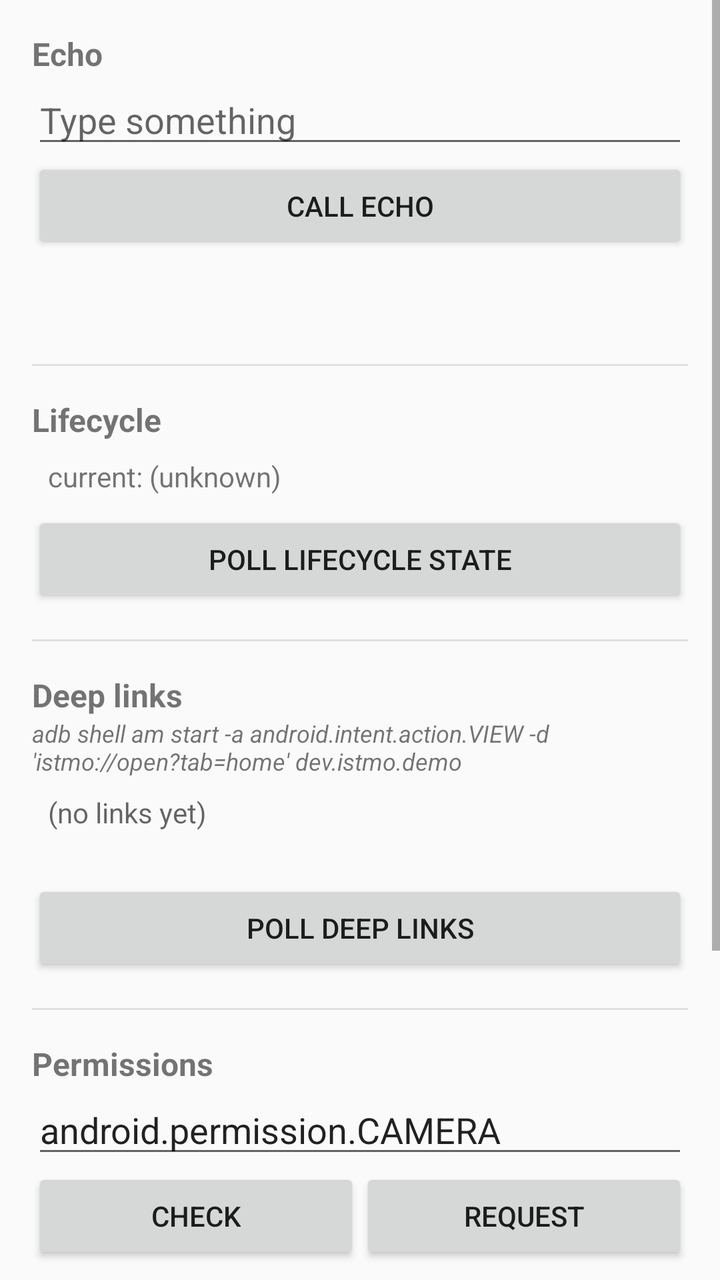
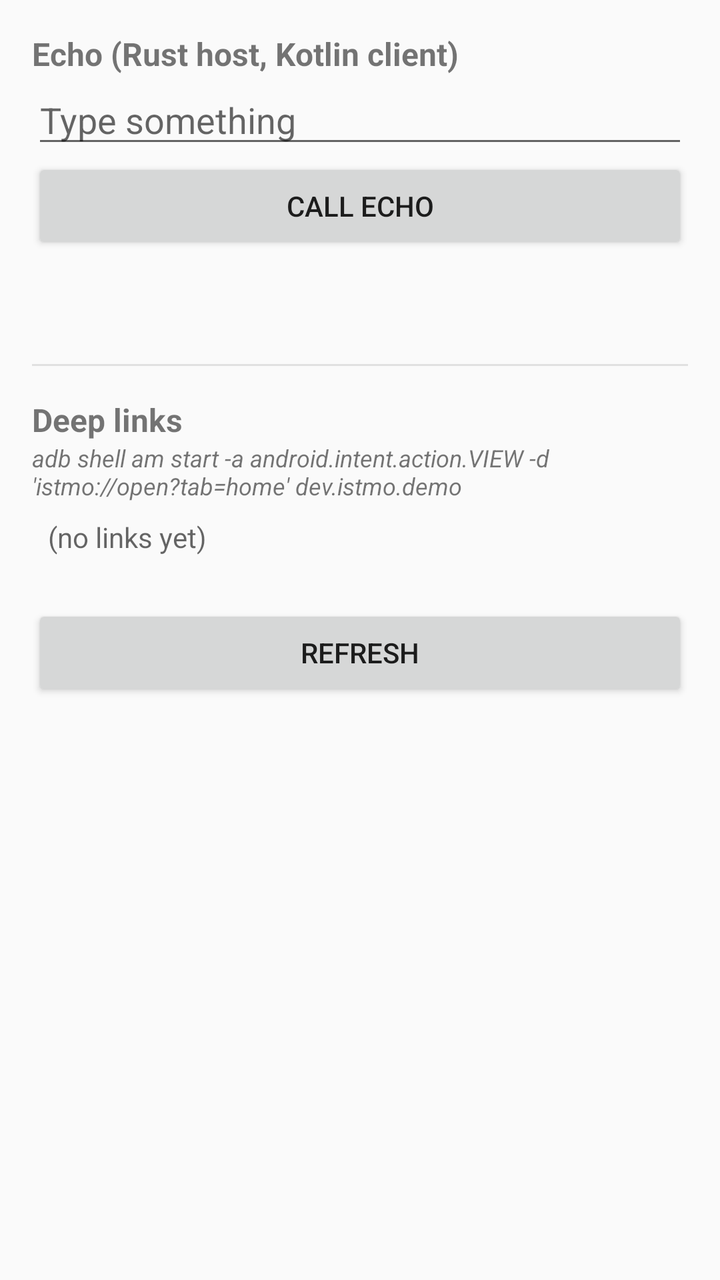

Two renders of the same Android screen: before a commit and after it. Below are the layout's source before the change and the commit's diff.
<!-- AndroidManifest.xml: application theme Theme.AppCompat.Light.NoActionBar -->
<!-- res/layout/activity_main.xml -->
<?xml version="1.0" encoding="utf-8"?>
<ScrollView xmlns:android="http://schemas.android.com/apk/res/android"
    android:layout_width="match_parent"
    android:layout_height="match_parent">

    <LinearLayout
        android:orientation="vertical"
        android:layout_width="match_parent"
        android:layout_height="wrap_content"
        android:padding="16dp">

        
        <TextView
            android:layout_width="match_parent"
            android:layout_height="wrap_content"
            android:text="Echo"
            android:textStyle="bold"
            android:textSize="16sp" />

        <EditText
            android:id="@+id/inputText"
            android:layout_width="match_parent"
            android:layout_height="wrap_content"
            android:hint="Type something"
            android:inputType="text"
            android:importantForAutofill="no" />

        <Button
            android:id="@+id/callButton"
            android:layout_width="match_parent"
            android:layout_height="wrap_content"
            android:text="Call Echo" />

        <TextView
            android:id="@+id/output"
            android:layout_width="match_parent"
            android:layout_height="wrap_content"
            android:layout_marginTop="4dp"
            android:padding="8dp"
            android:textIsSelectable="true" />

        <View
            android:layout_width="match_parent"
            android:layout_height="1dp"
            android:layout_marginVertical="16dp"
            android:background="#E0E0E0" />

        
        <TextView
            android:layout_width="match_parent"
            android:layout_height="wrap_content"
            android:text="Lifecycle"
            android:textStyle="bold"
            android:textSize="16sp" />

        <TextView
            android:id="@+id/lifecycleState"
            android:layout_width="match_parent"
            android:layout_height="wrap_content"
            android:padding="8dp"
            android:text="current: (unknown)"
            android:textIsSelectable="true" />

        <Button
            android:id="@+id/lifecycleRefresh"
            android:layout_width="match_parent"
            android:layout_height="wrap_content"
            android:text="Poll lifecycle state" />

        <View
            android:layout_width="match_parent"
            android:layout_height="1dp"
            android:layout_marginVertical="16dp"
            android:background="#E0E0E0" />

        
        <TextView
            android:layout_width="match_parent"
            android:layout_height="wrap_content"
            android:text="Deep links"
            android:textStyle="bold"
            android:textSize="16sp" />

        <TextView
            android:layout_width="match_parent"
            android:layout_height="wrap_content"
            android:textStyle="italic"
            android:textSize="12sp"
            android:text="adb shell am start -a android.intent.action.VIEW -d 'istmo://open?tab=home' dev.istmo.demo" />

        <TextView
            android:id="@+id/deeplinkList"
            android:layout_width="match_parent"
            android:layout_height="wrap_content"
            android:padding="8dp"
            android:textIsSelectable="true"
            android:minLines="2"
            android:hint="(no links yet)" />

        <Button
            android:id="@+id/deeplinkRefresh"
            android:layout_width="match_parent"
            android:layout_height="wrap_content"
            android:text="Poll deep links" />

        <View
            android:layout_width="match_parent"
            android:layout_height="1dp"
            android:layout_marginVertical="16dp"
            android:background="#E0E0E0" />

        
        <TextView
            android:layout_width="match_parent"
            android:layout_height="wrap_content"
            android:text="Permissions"
            android:textStyle="bold"
            android:textSize="16sp" />

        <EditText
            android:id="@+id/permissionInput"
            android:layout_width="match_parent"
            android:layout_height="wrap_content"
            android:text="android.permission.CAMERA"
            android:inputType="text"
            android:importantForAutofill="no" />

        <LinearLayout
            android:orientation="horizontal"
            android:layout_width="match_parent"
            android:layout_height="wrap_content">
            <Button
                android:id="@+id/permissionCheck"
                android:layout_width="0dp"
                android:layout_weight="1"
                android:layout_height="wrap_content"
                android:text="Check" />
            <Button
                android:id="@+id/permissionRequest"
                android:layout_width="0dp"
                android:layout_weight="1"
                android:layout_height="wrap_content"
                android:text="Request" />
        </LinearLayout>

        <TextView
            android:id="@+id/permissionOutput"
            android:layout_width="match_parent"
            android:layout_height="wrap_content"
            android:padding="8dp"
            android:textIsSelectable="true" />

        <View
            android:layout_width="match_parent"
            android:layout_height="1dp"
            android:layout_marginVertical="16dp"
            android:background="#E0E0E0" />

        
        <TextView
            android:layout_width="match_parent"
            android:layout_height="wrap_content"
            android:text="Activity results (VIEW intent)"
            android:textStyle="bold"
            android:textSize="16sp" />

        <EditText
            android:id="@+id/intentUri"
            android:layout_width="match_parent"
            android:layout_height="wrap_content"
            android:text="https://example.com"
            android:inputType="textUri"
            android:importantForAutofill="no" />

        <Button
            android:id="@+id/launchIntent"
            android:layout_width="match_parent"
            android:layout_height="wrap_content"
            android:text="Launch VIEW intent" />

        <TextView
            android:id="@+id/intentOutput"
            android:layout_width="match_parent"
            android:layout_height="wrap_content"
            android:padding="8dp"
            android:textIsSelectable="true" />
    </LinearLayout>
</ScrollView>
<!-- resources referenced by this layout -->
<resources>

</resources>

<!-- the commit's change to res/layout/activity_main.xml (unified diff, before → after) -->
@@ -13,7 +13,7 @@
         <TextView
             android:layout_width="match_parent"
             android:layout_height="wrap_content"
-            android:text="Echo"
+            android:text="Echo (Rust host, Kotlin client)"
             android:textStyle="bold"
             android:textSize="16sp" />
 
@@ -49,34 +49,6 @@
         <TextView
             android:layout_width="match_parent"
             android:layout_height="wrap_content"
-            android:text="Lifecycle"
-            android:textStyle="bold"
-            android:textSize="16sp" />
-
-        <TextView
-            android:id="@+id/lifecycleState"
-            android:layout_width="match_parent"
-            android:layout_height="wrap_content"
-            android:padding="8dp"
-            android:text="current: (unknown)"
-            android:textIsSelectable="true" />
-
-        <Button
-            android:id="@+id/lifecycleRefresh"
-            android:layout_width="match_parent"
-            android:layout_height="wrap_content"
-            android:text="Poll lifecycle state" />
-
-        <View
-            android:layout_width="match_parent"
-            android:layout_height="1dp"
-            android:layout_marginVertical="16dp"
-            android:background="#E0E0E0" />
-
-        
-        <TextView
-            android:layout_width="match_parent"
-            android:layout_height="wrap_content"
             android:text="Deep links"
             android:textStyle="bold"
             android:textSize="16sp" />
@@ -101,88 +73,6 @@
             android:id="@+id/deeplinkRefresh"
             android:layout_width="match_parent"
             android:layout_height="wrap_content"
-            android:text="Poll deep links" />
-
-        <View
-            android:layout_width="match_parent"
-            android:layout_height="1dp"
-            android:layout_marginVertical="16dp"
-            android:background="#E0E0E0" />
-
-        
-        <TextView
-            android:layout_width="match_parent"
-            android:layout_height="wrap_content"
-            android:text="Permissions"
-            android:textStyle="bold"
-            android:textSize="16sp" />
-
-        <EditText
-            android:id="@+id/permissionInput"
-            android:layout_width="match_parent"
-            android:layout_height="wrap_content"
-            android:text="android.permission.CAMERA"
-            android:inputType="text"
-            android:importantForAutofill="no" />
-
-        <LinearLayout
-            android:orientation="horizontal"
-            android:layout_width="match_parent"
-            android:layout_height="wrap_content">
-            <Button
-                android:id="@+id/permissionCheck"
-                android:layout_width="0dp"
-                android:layout_weight="1"
-                android:layout_height="wrap_content"
-                android:text="Check" />
-            <Button
-                android:id="@+id/permissionRequest"
-                android:layout_width="0dp"
-                android:layout_weight="1"
-                android:layout_height="wrap_content"
-                android:text="Request" />
-        </LinearLayout>
-
-        <TextView
-            android:id="@+id/permissionOutput"
-            android:layout_width="match_parent"
-            android:layout_height="wrap_content"
-            android:padding="8dp"
-            android:textIsSelectable="true" />
-
-        <View
-            android:layout_width="match_parent"
-            android:layout_height="1dp"
-            android:layout_marginVertical="16dp"
-            android:background="#E0E0E0" />
-
-        
-        <TextView
-            android:layout_width="match_parent"
-            android:layout_height="wrap_content"
-            android:text="Activity results (VIEW intent)"
-            android:textStyle="bold"
-            android:textSize="16sp" />
-
-        <EditText
-            android:id="@+id/intentUri"
-            android:layout_width="match_parent"
-            android:layout_height="wrap_content"
-            android:text="https://example.com"
-            android:inputType="textUri"
-            android:importantForAutofill="no" />
-
-        <Button
-            android:id="@+id/launchIntent"
-            android:layout_width="match_parent"
-            android:layout_height="wrap_content"
-            android:text="Launch VIEW intent" />
-
-        <TextView
-            android:id="@+id/intentOutput"
-            android:layout_width="match_parent"
-            android:layout_height="wrap_content"
-            android:padding="8dp"
-            android:textIsSelectable="true" />
+            android:text="Refresh" />
     </LinearLayout>
 </ScrollView>
